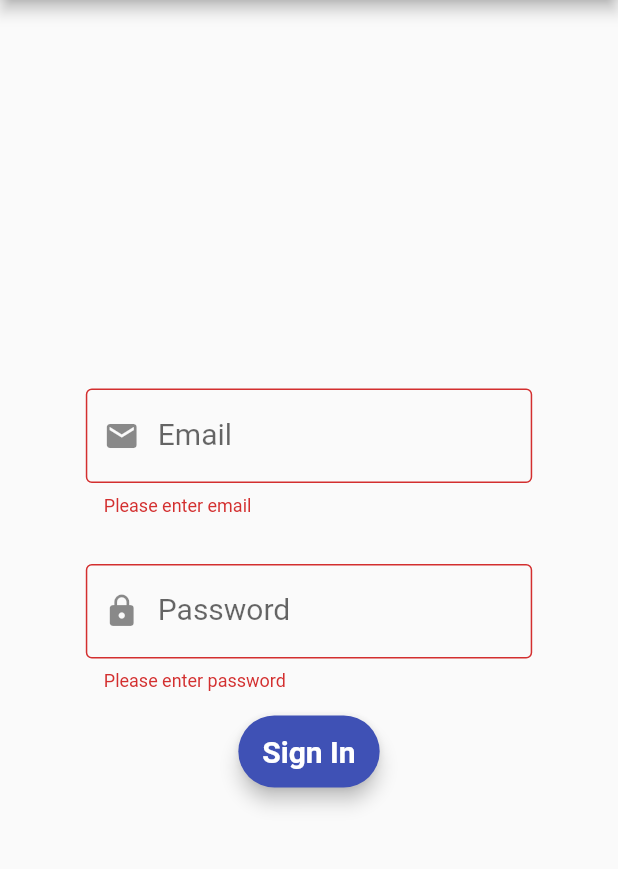
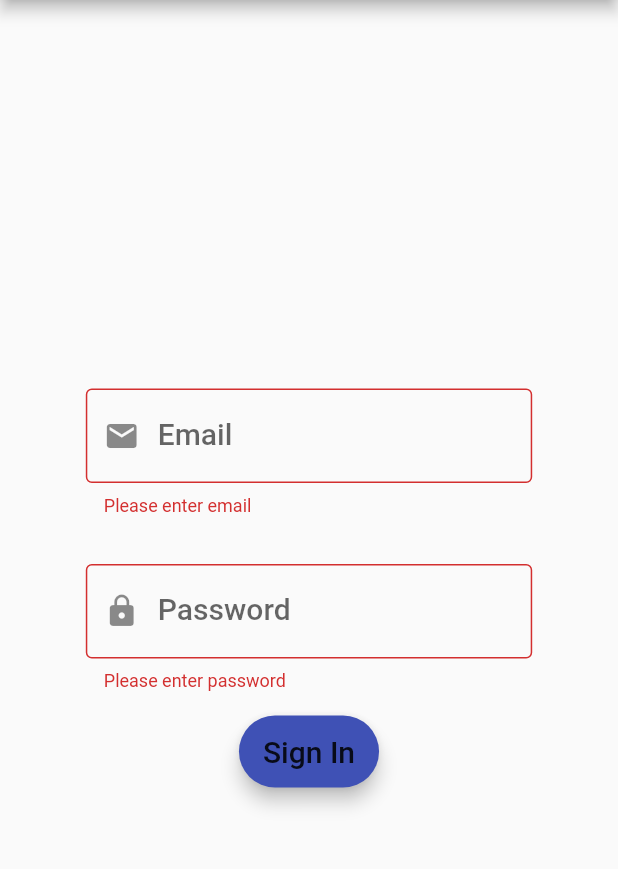
Before and after one commit to marcmathys/impuls-app, a Flutter app: the screen it shows after launch, after a tap on "Sign In", on a phone screen of 412 x 824 dp, the part 84-953 px from its top. Run offline on Flutter 3.47's test engine with Material 2 defaults, Android fonts, the phone set to English and light mode, and no system bars; our stand-ins replace cloud_firestore, firebase_auth, firebase_core, flutter_blue, flutter_riverpod, get and 2 more; accounts and stored records are empty; Roboto replaces fonts that are missing (Montserrat).

Commit message:
Optimizations to the login

```diff
--- a/lib/Services/firebase_service.dart
+++ b/lib/Services/firebase_service.dart
@@ -3,13 +3,14 @@ import 'package:impulsrefactor/Entities/patient.dart';
 import 'package:impulsrefactor/Entities/session.dart';
 import 'package:impulsrefactor/Entities/therapist.dart';
 import 'package:cloud_firestore/cloud_firestore.dart';
+import 'package:get/get.dart';
 
-class FirebaseHandler {
-  static final FirebaseHandler _instance = FirebaseHandler._internal();
+class FirebaseService {
+  static final FirebaseService _instance = FirebaseService._internal();
 
-  factory FirebaseHandler() => _instance;
+  factory FirebaseService() => _instance;
 
-  FirebaseHandler._internal() {
+  FirebaseService._internal() {
     _auth = FirebaseAuth.instance;
   }
 
@@ -19,27 +20,20 @@ class FirebaseHandler {
   User get user => _user;
 
   /// A method that searches for an already logged-in user and logs that user in
-  Future<bool> checkUserLogin() async {
+  void checkUserLogin() async {
     User user = _auth.currentUser;
     if (user != null) {
       _user = user;
-      String statusMessage = await loadTherapist();
-      if (statusMessage == 'OK') {
-        return true;
-      } else {
-        return false;
-      }
+      loadTherapist();
     }
-    return false;
   }
 
-  Future<bool> signIn(String email, String password) async {
+  Future<void> signIn(String email, String password) async {
     try {
       UserCredential result = await _auth.signInWithEmailAndPassword(email: email, password: password);
       _user = result.user;
-      return _user == null ? false : true;
     } catch (e) {
-      return false;
+      Get.snackbar('Login failed', '');
     }
   }
 
@@ -52,9 +46,10 @@ class FirebaseHandler {
     /// TODO: Log out user if document['approved'] == false;
   }
 
-  Future<String> loadTherapist() async {
+  void loadTherapist() async {
     if (_user == null) {
-      return 'Therapist login failed!';
+      Get.snackbar('Login error', 'No Therapist loaded.');
+      return;
     }
 
     String path = 'therapists/${user.uid}';
@@ -74,14 +69,17 @@ class FirebaseHandler {
       therapist.phone = document.get('phone');
       therapist.uid = user.uid;
 
-      return 'OK';
+      Get.toNamed('/patient_select');
     } catch (exception) {
       if (exception is AssertionError) {
-        return 'Therapist with UID ${user.uid} not found!';
+        Get.snackbar('Login error', 'Therapist with UID ${user.uid} not found!');
+        return;
       } else if (exception is FirebaseException && exception.code == 'permission-denied') {
-        return 'Permission denied, access to Database is restricted!';
+        Get.snackbar('Permission error', 'Permission denied, access to Database is restricted!');
+        return;
       }
-      return 'An unexpected error occurred: $exception';
+      Get.snackbar('Unknown error', 'An unexpected error occurred: $exception');
+      return;
     }
   }
 
@@ -91,8 +89,7 @@ class FirebaseHandler {
       return;
     }
 
-    QuerySnapshot querySnapshot =
-        await FirebaseFirestore.instance.collection('sessions').where('patientUID', isEqualTo: patient.uid).orderBy('date').get();
+    QuerySnapshot querySnapshot = await FirebaseFirestore.instance.collection('sessions').where('patientUID', isEqualTo: patient.uid).orderBy('date').get();
 
     if (querySnapshot.docs.isNotEmpty) {
       querySnapshot.docs.forEach((DocumentSnapshot document) {
--- a/lib/States/device_list.dart
+++ b/lib/States/device_list.dart
@@ -11,8 +11,10 @@ class DeviceList extends StateNotifier<List<BluetoothDevice>> {
   DeviceList(List<BluetoothDevice> deviceList) : super(deviceList ?? []);
 
   void stopScanning() {
-    FlutterBlue.instance.stopScan();
-    _isScanning = false;
+    if (_isScanning) {
+      FlutterBlue.instance.stopScan();
+      _isScanning = false;
+    }
   }
 
   /// Scans the environment for bluetooth devices
--- a/lib/Views/Components/app_wide_components.dart
+++ b/lib/Views/Components/app_wide_components.dart
@@ -7,7 +7,7 @@ class Components {
   }
 
   AppBar appBar(BuildContext context, String title) {
-    FirebaseHandler _firebaseHandler = FirebaseHandler();
+    FirebaseService _firebaseHandler = FirebaseService();
 
     return AppBar(
       leading: Container(),
--- a/lib/Views/Components/patient_tile_component.dart
+++ b/lib/Views/Components/patient_tile_component.dart
@@ -8,7 +8,7 @@ class PatientTile extends StatelessWidget {
   PatientTile(this.patient);
 
   final Patient patient;
-  final FirebaseHandler _handler = FirebaseHandler();
+  final FirebaseService _handler = FirebaseService();
 
   @override
   Widget build(BuildContext context) {
--- a/lib/Views/Debug/bluetooth_device_picker.dart
+++ b/lib/Views/Debug/bluetooth_device_picker.dart
@@ -34,9 +34,9 @@ class BluetoothDevicePicker extends ConsumerWidget {
             if (isExpanded) {
               context.read(deviceListProvider.notifier).scanForDevices();
             }
-            /** else {
-                _flutterBlue.stopScan();
-                }**/
+             else {
+              context.read(deviceListProvider.notifier).stopScanning();
+                }
           },
           children: [
             Container(
--- a/lib/Views/login.dart
+++ b/lib/Views/login.dart
@@ -8,23 +8,18 @@ class Login extends StatefulWidget {
 }
 
 class _LoginState extends State<Login> {
-  TextStyle style = TextStyle(fontFamily: 'Montserrat', fontSize: 20.0);
   TextEditingController _email;
   TextEditingController _password;
   final _formKey = GlobalKey<FormState>();
-  FirebaseHandler _handler;
+  FirebaseService _handler;
 
   @override
   void initState() {
     super.initState();
-    _handler = FirebaseHandler();
     _email = TextEditingController();
     _password = TextEditingController();
-    _handler.checkUserLogin().then((autoLogin) {
-      if (autoLogin) {
-        Navigator.of(context).pushNamed('/patient_select');
-      }
-    });
+    _handler = FirebaseService();
+    _handler.checkUserLogin();
   }
 
   @override
@@ -32,26 +27,6 @@ class _LoginState extends State<Login> {
     super.dispose();
     _email.dispose();
     _password.dispose();
-  }
-
-  void loginUser(BuildContext context) async {
-    if (_formKey.currentState.validate()) {
-      if (await _handler.signIn(_email.text, _password.text)) {
-        String statusMessage = await _handler.loadTherapist();
-        if (statusMessage == 'OK') {
-          Navigator.of(context).pushNamed('/patient_select');
-        } else {
-          ScaffoldMessenger.of(context).showSnackBar(SnackBar(content: Text(statusMessage, style: Theme.of(context).textTheme.bodyText1)));
-        }
-      } else {
-        ScaffoldMessenger.of(context).showSnackBar(
-          SnackBar(
-            content: Text("User authentication failed.", style: Theme.of(context).textTheme.bodyText1),
-            duration: Duration(seconds: 5),
-          ),
-        );
-      }
-    }
   }
 
   Widget build(BuildContext context) {
@@ -71,7 +46,7 @@ class _LoginState extends State<Login> {
                     child: TextFormField(
                       controller: _email,
                       validator: (value) => (value.isEmpty) ? "Please enter email" : null,
-                      style: style,
+                      style: Theme.of(context).textTheme.bodyText1,
                       decoration: InputDecoration(
                         prefixIcon: Icon(Icons.email),
                         labelText: "Email",
@@ -84,7 +59,7 @@ class _LoginState extends State<Login> {
                     child: TextFormField(
                       controller: _password,
                       validator: (value) => (value.isEmpty) ? "Please enter password" : null,
-                      style: style,
+                      style: Theme.of(context).textTheme.bodyText1,
                       decoration: InputDecoration(
                         prefixIcon: Icon(Icons.lock),
                         labelText: "Password",
@@ -104,14 +79,13 @@ class _LoginState extends State<Login> {
                             if (_email.text == 'admin' && _password.text == 'admin') {
                               Navigator.of(context).pushNamed('/admin');
                             } else {
-                            loginUser(context);
+                              if (_formKey.currentState.validate()) {
+                                await _handler.signIn(_email.text, _password.text);
+                                _handler.loadTherapist();
+                              }
                             }
                           },
-                        child: Text(
-                          'Sign In',
-                          style: style.copyWith(color: Colors.white, fontWeight: FontWeight.bold),
-                        ),
-                      ),
+                          child: Text('Sign In', style: Theme.of(context).textTheme.bodyText1)),
                     ),
                   ),
                 ],
--- a/lib/main.dart
+++ b/lib/main.dart
@@ -1,6 +1,7 @@
 import 'package:firebase_core/firebase_core.dart';
 import 'package:flutter/material.dart';
 import 'package:flutter_riverpod/flutter_riverpod.dart';
+import 'package:get/get.dart';
 import 'package:impulsrefactor/Adminpanel/admin_screen.dart';
 import 'package:impulsrefactor/Views/Debug/debug.dart';
 import 'package:impulsrefactor/Views/login.dart';
@@ -17,15 +18,15 @@ void main() async {
 class ImpulsMain extends StatelessWidget {
   @override
   Widget build(BuildContext context) {
-    return MaterialApp(
+    return GetMaterialApp(
       theme: ThemeData(
         primaryColor: Colors.indigo,
         buttonColor: Colors.blue,
         fontFamily: 'Montserrat',
         textTheme: TextTheme(
-          bodyText1: TextStyle(fontSize: 20), // Standard Text
-          bodyText2: TextStyle(fontSize: 30, color: Colors.red, fontWeight: FontWeight.bold) // Error messages
-        ),
+            bodyText1: TextStyle(fontSize: 20), // Standard Text
+            bodyText2: TextStyle(fontSize: 30, color: Colors.red, fontWeight: FontWeight.bold) // Error messages
+            ),
       ),
       title: 'Impuls',
       debugShowCheckedModeBanner: false,
--- a/pubspec.yaml
+++ b/pubspec.yaml
@@ -32,6 +32,7 @@ dependencies:
   firebase_auth: ^0.20.0+1
   shared_preferences: ^2.0.3
   easy_rich_text: ^0.5.3
+  get: ^4.1.4
 
 
   # The following adds the Cupertino Icons font to your application.
```
Lines whose indentation alone changed are shown as unchanged.
